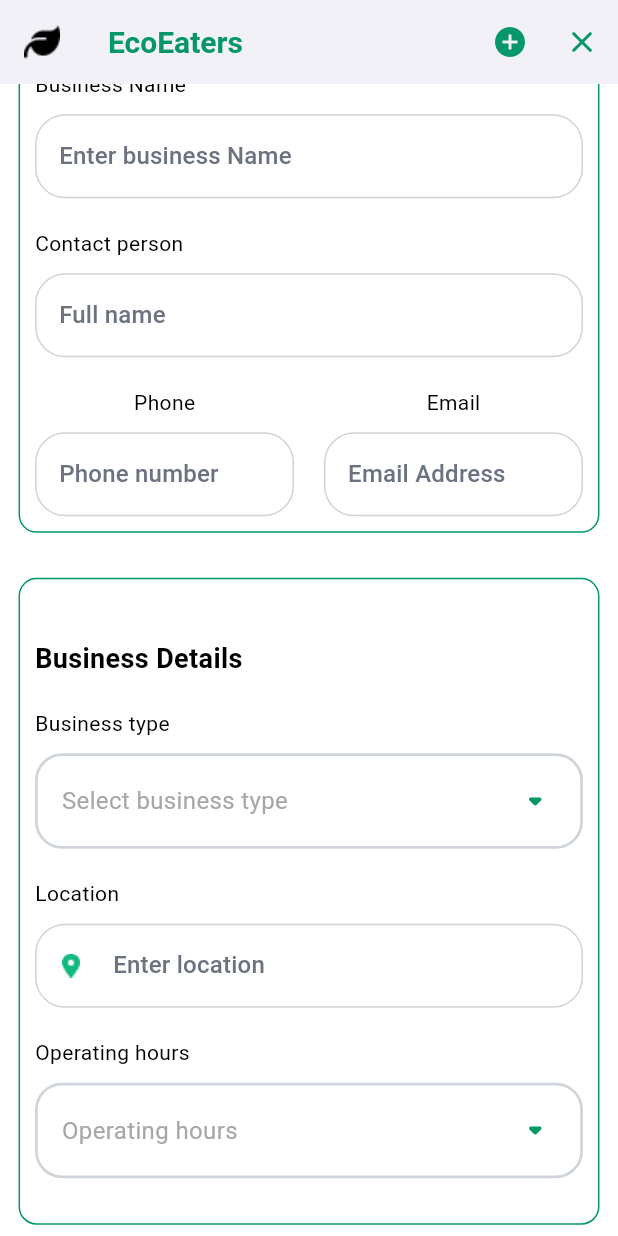
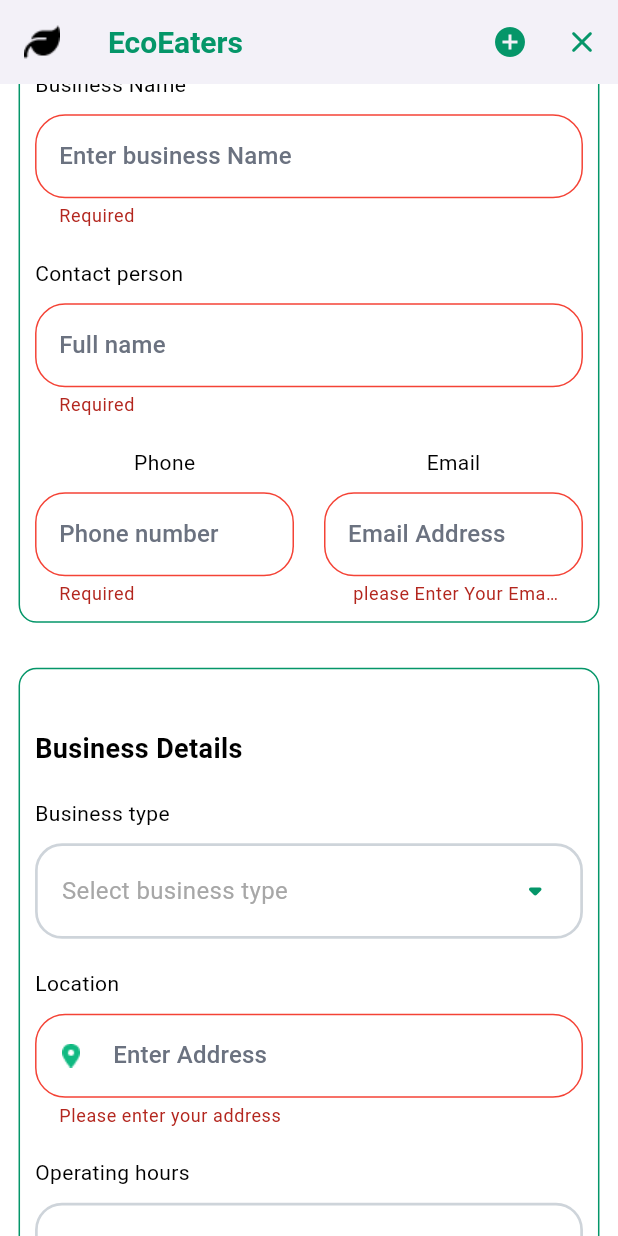
Before and after one commit to Faridaessam1/eco, a Flutter app: the ProfileView screen opened directly, scrolled down 105 dp, after a tap on the "add circle" icon, on a phone screen of 412 x 824 dp. Run offline on Flutter 3.47's test engine with Material 3 defaults, Android fonts, the phone set to English and light mode, and no system bars; drawn by our look-alikes of animated_custom_dropdown; our stand-ins replace bot_toast, cloud_firestore, firebase_core, flutter_easyloading, image_picker, smooth_page_indicator; accounts and stored records are empty; generated files the repository leaves out were written again.

Commit message:
finish finish restaurant collection and integrate with seller profile

```diff
--- a/lib/Data/restaurant_model.dart
+++ b/lib/Data/restaurant_model.dart
@@ -1,5 +1,5 @@
 class RestaurantDataModel {
-  static const String collectionName = "RestaurantDataCollection";
+  static const String collectionName = "EcoEatersRestaurants";
   String restaurantId;
   String restaurantName;
   String restaurantImage;
@@ -14,7 +14,7 @@ class RestaurantDataModel {
   bool deliveryAvailability;
 
   RestaurantDataModel({
-    required this.restaurantId,
+    this.restaurantId = "",
     required this.restaurantName,
     required this.restaurantImage,
     required this.contactPersonName,
--- a/lib/core/utils/validation.dart
+++ b/lib/core/utils/validation.dart
@@ -51,6 +51,12 @@ abstract class Validations {
     }
     return null;
   }
+  static String? ValidateBusinessName(String? businessName){
+    if(businessName == null || businessName.isEmpty){
+      return "Required";
+    }
+    return null;
+  }
 
   static String? ValidatePhoneNumber(String? number){
     if(number == null || number.isEmpty){
--- a/lib/ui/seller/profile/profile_view.dart
+++ b/lib/ui/seller/profile/profile_view.dart
@@ -1,15 +1,33 @@
 import 'package:animated_custom_dropdown/custom_dropdown.dart';
+import 'package:eco_eaters_app_3/Data/restaurant_model.dart';
 import 'package:eco_eaters_app_3/core/extentions/padding_ext.dart';
+import 'package:eco_eaters_app_3/core/utils/validation.dart';
 
 import 'package:flutter/material.dart';
+import 'package:flutter_easyloading/flutter_easyloading.dart';
 
+import '../../../core/FirebaseServices/firebase_firestore.dart';
 import '../../../core/constants/app_assets.dart';
 import '../../../core/constants/app_colors.dart';
+import '../../../core/utils/snack_bar_services.dart';
 import '../../../core/widgets/custom_text_form_field.dart';
 
+class ProfileView extends StatefulWidget {
+  const ProfileView({super.key});
 
-class ProfileView extends StatelessWidget {
-  const ProfileView({super.key});
+  @override
+  State<ProfileView> createState() => _ProfileViewState();
+}
+
+class _ProfileViewState extends State<ProfileView> {
+  String? selectedBusinessType;
+  String? selectedOperatingHours;
+  final TextEditingController _businessNameController = TextEditingController();
+  final TextEditingController _contactPersonController = TextEditingController();
+  final TextEditingController _phoneController = TextEditingController();
+  final TextEditingController _emailController = TextEditingController();
+  final TextEditingController _addressController = TextEditingController();
+  final GlobalKey<FormState> _formKey = GlobalKey<FormState>();
 
   @override
   Widget build(BuildContext context) {
@@ -24,7 +42,9 @@ class ProfileView extends StatelessWidget {
       "10:00 AM - 6:00 PM"
     ];
 
-    return Scaffold(
+    return Form(
+      key: _formKey,
+      child: Scaffold(
         backgroundColor: AppColors.white,
         appBar: AppBar(
           backgroundColor: AppColors.white,
@@ -44,7 +64,40 @@ class ProfileView extends StatelessWidget {
                 color: AppColors.green,
                 weight: 1,
               ),
-            onPressed: () {},
+              onPressed: () {
+                var restaurantData = RestaurantDataModel(
+                  restaurantName: _businessNameController.text,
+                  restaurantImage: "",
+                  contactPersonName: _contactPersonController.text,
+                  restaurantCategory: "",
+                  deliveryAvailability: true,
+                  restaurantRating: "4.4",
+                  restaurantAddress: _addressController.text,
+                  phoneNumber: _phoneController.text,
+                  operatingHours: selectedOperatingHours ?? "",
+                  businessType: selectedBusinessType ?? "",
+                );
+
+                  try{
+                  if (_formKey.currentState!.validate()) {
+                    EasyLoading.show();
+                    FireBaseFirestoreServices.createNewRestaurant(restaurantData)
+                        .then((value) {
+                      EasyLoading.dismiss();
+                      if(value == true){
+                        SnackBarServices.showSuccessMessage("Restaurant Created Successfully");
+
+                      }
+                    });
+                  }
+                }catch(e){
+                    EasyLoading.dismiss();
+                    SnackBarServices.showErrorMessage("An error occurred");
+
+                  }
+
+
+              },
             ),
             IconButton(
               icon: const Icon(
@@ -93,10 +146,12 @@ class ProfileView extends StatelessWidget {
                       height: 10,
                     ),
                     CustomTextFormField(
+                      controller: _businessNameController,
                       hintText: "Enter business Name",
                       hintTextColor: AppColors.textGreyColor,
                       filledColor: AppColors.white,
                       borderColor: AppColors.grey,
+                      validator:Validations.ValidateBusinessName,
                     ),
                     const SizedBox(
                       height: 20,
@@ -112,10 +167,12 @@ class ProfileView extends StatelessWidget {
                       height: 10,
                     ),
                     CustomTextFormField(
+                      controller: _contactPersonController,
                       hintText: "Full name",
                       hintTextColor: AppColors.textGreyColor,
                       filledColor: AppColors.white,
                       borderColor: AppColors.grey,
+                      validator:Validations.ValidateFullName,
                     ),
                     const SizedBox(
                       height: 20,
@@ -137,10 +194,12 @@ class ProfileView extends StatelessWidget {
                                 height: 10,
                               ),
                               CustomTextFormField(
+                                controller: _phoneController,
                                 hintText: "Phone number",
                                 hintTextColor: AppColors.textGreyColor,
                                 filledColor: AppColors.white,
                                 borderColor: AppColors.grey,
+                                validator: Validations.ValidatePhoneNumber,
                               ),
                             ],
                           ),
@@ -162,10 +221,12 @@ class ProfileView extends StatelessWidget {
                                 height: 10,
                               ),
                               CustomTextFormField(
+                                controller: _emailController,
                                 hintText: "Email Address",
                                 hintTextColor: AppColors.textGreyColor,
                                 filledColor: AppColors.white,
                                 borderColor: AppColors.grey,
+                                validator: Validations.validateEmail,
                               ),
                             ],
                           ),
@@ -215,7 +276,11 @@ class ProfileView extends StatelessWidget {
                       hintText: 'Select business type',
                       items: _sellerCategoriesList,
                       initialItem: null,
-                    onChanged: (value) {},
+                      onChanged: (value) {
+                        setState(() {
+                          selectedBusinessType = value;
+                        });
+                      },
                       decoration: CustomDropdownDecoration(
                         closedBorder: Border.all(
                           color: AppColors.grey,
@@ -248,11 +313,18 @@ class ProfileView extends StatelessWidget {
                       height: 10,
                     ),
                     CustomTextFormField(
-                    hintText: "Enter location",
+                      controller: _addressController,
+                      hintText: "Enter Address",
                       hintTextColor: AppColors.textGreyColor,
                       filledColor: AppColors.white,
                       borderColor: AppColors.grey,
                       iconPath: AppAssets.locationIcon,
+                      validator: (value) {
+                        if (value == null || value.isEmpty) {
+                          return 'Please enter your address';
+                        }
+                        return null;
+                      },
                     ),
                     const SizedBox(
                       height: 20,
@@ -271,7 +343,12 @@ class ProfileView extends StatelessWidget {
                       hintText: 'Operating hours',
                       items: _operatingHoursList,
                       initialItem: null,
-                    onChanged: (value) {},
+                      onChanged: (value) {
+                        setState(() {
+                          selectedOperatingHours = value;
+                        });
+
+                      },
                       decoration: CustomDropdownDecoration(
                         closedBorder: Border.all(
                           color: AppColors.grey,
@@ -299,6 +376,7 @@ class ProfileView extends StatelessWidget {
             ],
           ).setPadding(context, vertical: 0.01, horizontal: 0.03),
         ),
+      ),
     );
   }
 }
```
Also changed, not shown: lib/core/FirebaseServices/firebase_firestore.dart (+22 -22 lines). Lines whose indentation alone changed are shown as unchanged.
